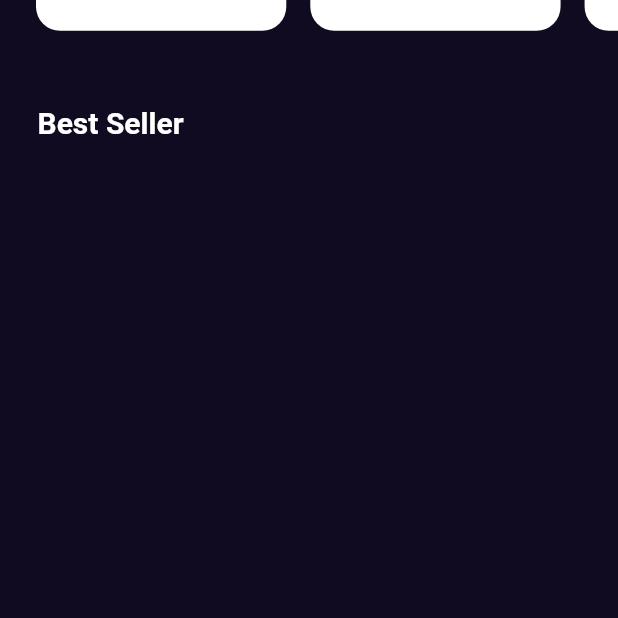
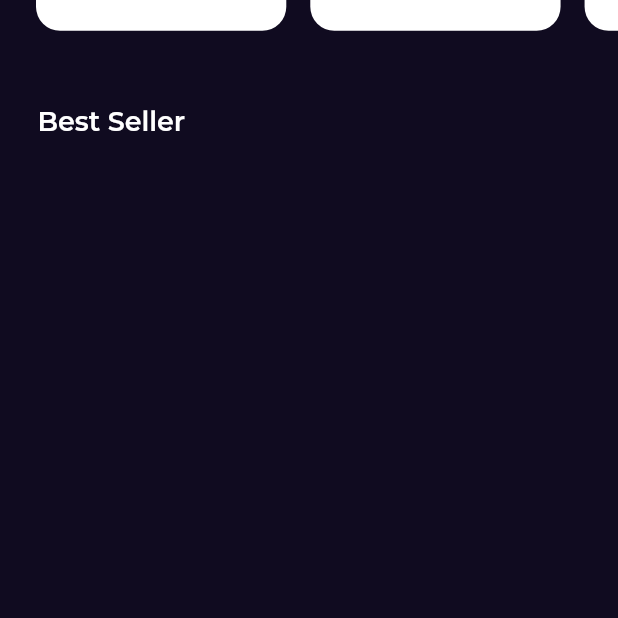
Before and after one commit to MeDoRa0/bookly, a Flutter app: the screen it shows after launch, on a phone screen of 412 x 824 dp, the part 502-1120 px from its top. Run offline on Flutter 3.47's test engine with Material 2 defaults, Android fonts, the phone set to English and light mode, and no system bars; our stand-ins replace font_awesome_flutter, get, google_fonts.

Commit message:
add font family to app

```diff
--- a/lib/core/utils/styles.dart
+++ b/lib/core/utils/styles.dart
@@ -3,7 +3,7 @@ import 'package:flutter/material.dart';
 //this class to use it with text for spacific font
 abstract class Styles {
   static const titleMedium = TextStyle(
-    fontSize: 20,
+    fontSize: 18,
     fontWeight: FontWeight.w600,
   );
 }
--- a/lib/main.dart
+++ b/lib/main.dart
@@ -1,5 +1,6 @@
 import 'package:flutter/material.dart';
 import 'package:get/get.dart';
+import 'package:google_fonts/google_fonts.dart';
 import 'constant.dart';
 import 'views/splash_view.dart';
 
@@ -17,10 +18,11 @@ class ReadBook extends StatelessWidget {
       //to remove debug banner
       debugShowCheckedModeBanner: false,
       //this will make theme dark
-      theme: ThemeData.dark(
-      ).copyWith(
+      theme: ThemeData.dark().copyWith(
         //we put color here because we want background of all screen with same color
         scaffoldBackgroundColor: kPrimaryColor,
+        //main font for the app
+        textTheme: GoogleFonts.montserratTextTheme(ThemeData.dark().textTheme),
       ),
       home: const SplashView(),
     );
```
